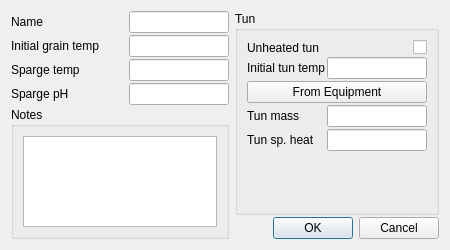
The window that mashEditor.ui (Brewtarget/brewtarget) describes before a commit, drawn with Qt 5.
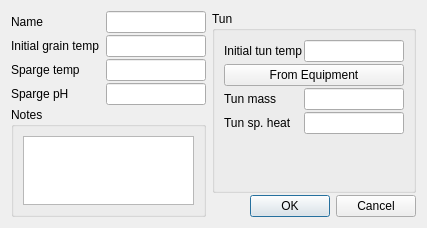
The same window after the commit.

Commit message: Changes in how mash equipments are handled.

What changed in the file:
```diff
--- a/mashEditor.ui
+++ b/mashEditor.ui
@@ -6,8 +6,8 @@
    <rect>
     <x>0</x>
     <y>0</y>
-    <width>450</width>
-    <height>250</height>
+    <width>427</width>
+    <height>228</height>
    </rect>
   </property>
   <property name="windowTitle">
@@ -204,30 +204,6 @@
         <property name="spacing">
          <number>2</number>
         </property>
-        <item>
-         <layout class="QHBoxLayout" name="horizontalLayout_8">
-          <item>
-           <widget class="QLabel" name="label_8">
-            <property name="sizePolicy">
-             <sizepolicy hsizetype="Expanding" vsizetype="Preferred">
-              <horstretch>0</horstretch>
-              <verstretch>0</verstretch>
-             </sizepolicy>
-            </property>
-            <property name="text">
-             <string>Unheated tun</string>
-            </property>
-           </widget>
-          </item>
-          <item>
-           <widget class="QCheckBox" name="checkBox_unheatedTun">
-            <property name="text">
-             <string/>
-            </property>
-           </widget>
-          </item>
-         </layout>
-        </item>
         <item>
          <layout class="QHBoxLayout" name="horizontalLayout_3">
           <item>
```
The commit also changes 4 other files.
